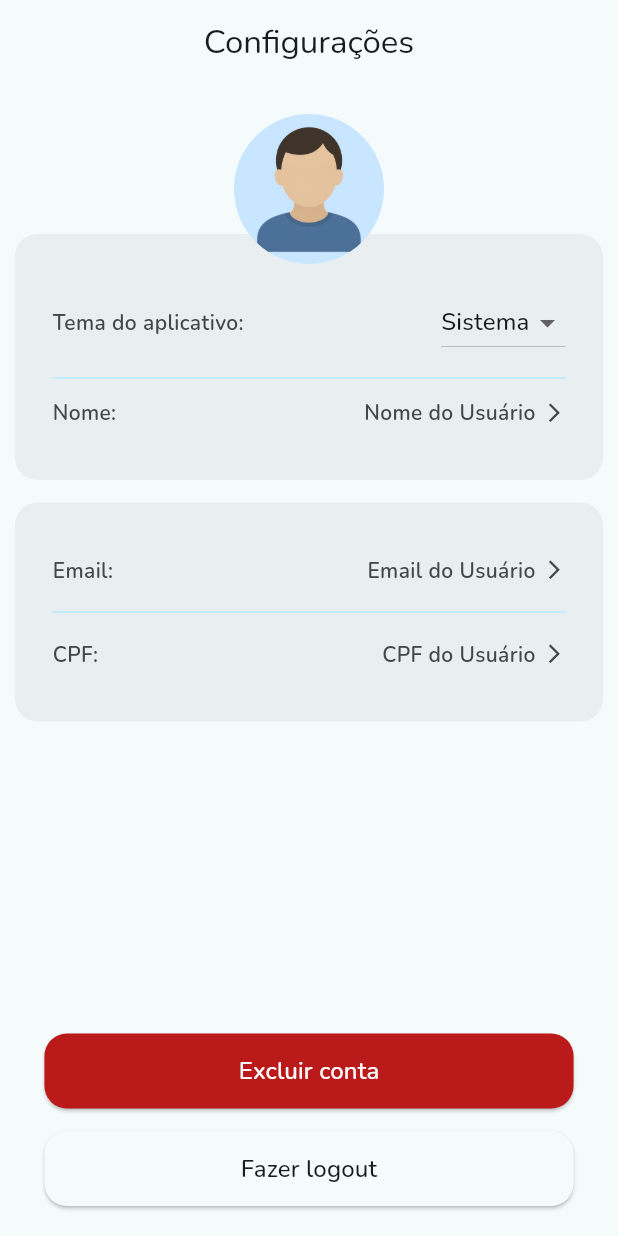
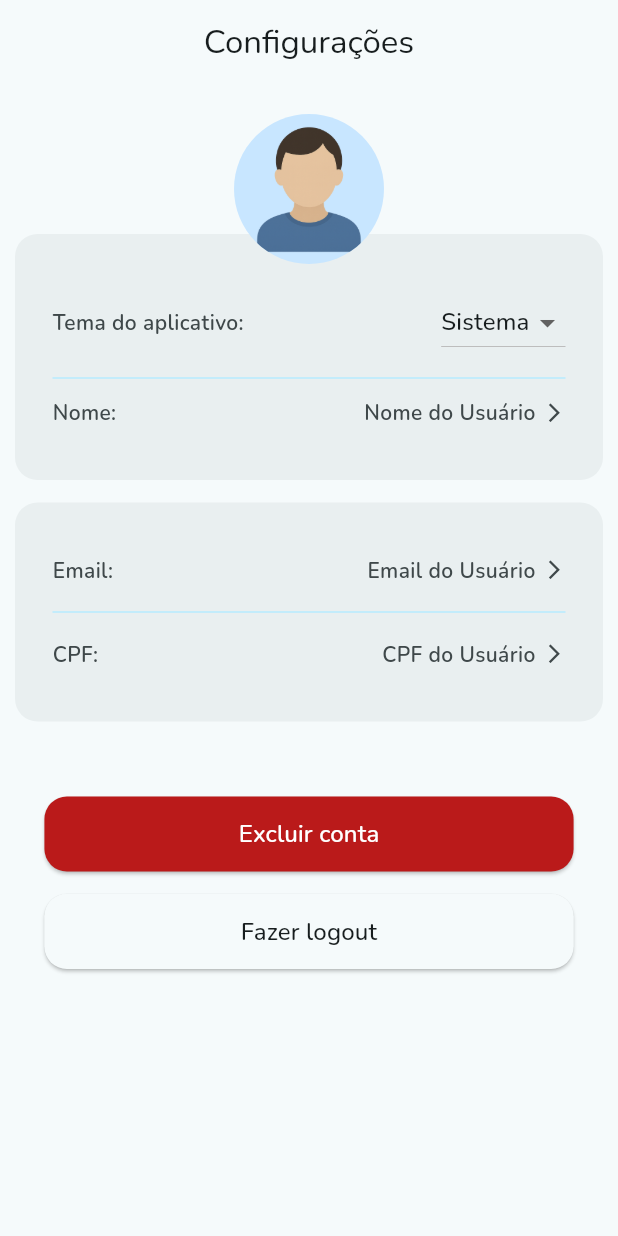
Before and after one commit to Grupo-6-bpk/mobile-app, a Flutter app: the SettingsPage screen opened directly, on a phone screen of 412 x 824 dp. Run offline on Flutter 3.47's test engine with Material 3 defaults, Android fonts, the phone set to English and light mode, and no system bars; our stand-ins replace file_picker, firebase_core, flutter_dotenv, flutter_riverpod, google_fonts, shared_preferences and 2 more; missing offline and left inert: cloudinary_public; accounts and stored records are empty.

Commit message:
Botão de fazer logout estava quebrando o layout

```diff
--- a/lib/pages/settings/settings_page.dart
+++ b/lib/pages/settings/settings_page.dart
@@ -30,7 +30,7 @@ class SettingsPage extends ConsumerWidget {
       body: Container(
         color: Theme.of(context).colorScheme.surface,
         width: MediaQuery.of(context).size.width,
-        height: MediaQuery.of(context).size.height,
+        child: SingleChildScrollView(
           child: Padding(
             padding: const EdgeInsets.symmetric(horizontal: 10.0),
             child: Column(
@@ -210,7 +210,8 @@ class SettingsPage extends ConsumerWidget {
                         ),
                         const SizedBox(height: 10),
                         Divider(
-                        color: Theme.of(context).colorScheme.secondaryContainer,
+                          color:
+                              Theme.of(context).colorScheme.secondaryContainer,
                           thickness: 1,
                         ),
                         const SizedBox(height: 10),
@@ -258,7 +259,7 @@ class SettingsPage extends ConsumerWidget {
                     ),
                   ),
                 ),
-              const Spacer(),
+                const SizedBox(height: 50),
                 FractionallySizedBox(
                   widthFactor: 0.9,
                   child: CustomButton(
@@ -286,6 +287,7 @@ class SettingsPage extends ConsumerWidget {
             ),
           ),
         ),
+      ),
     );
   }
 }
```
Also changed, not shown: lib/pages/chat/chat_list_screen.dart (+1 -36 lines). Lines whose indentation alone changed are shown as unchanged.
